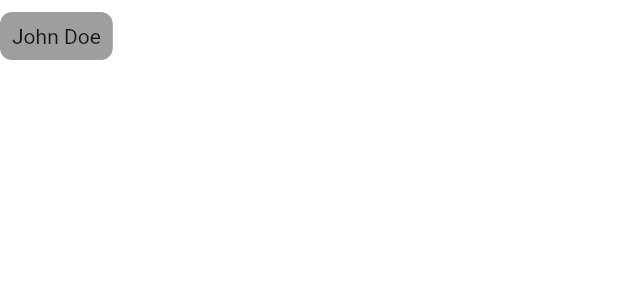
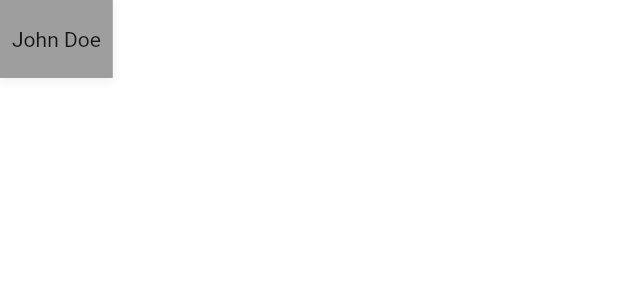
Before and after one commit to indmind/quipan, a Flutter app: the ParticipantItem widget shown alone on an empty page, opened directly with sample values from the repository, on a phone screen of 412 x 824 dp. Shown: the top 300 px of the screen. Run offline on Flutter 3.47's test engine with Material 2 defaults, Android fonts, the phone set to English and light mode, and no system bars; our stand-ins replace cloud_firestore, dartz, entry, equatable, firebase_auth, firebase_core and 6 more; missing offline and left inert: username_gen; accounts and stored records are empty; network calls fail.

Commit message:
Lobby design

```diff
--- a/lib/presentation/widgets/participant_item.dart
+++ b/lib/presentation/widgets/participant_item.dart
@@ -1,26 +1,54 @@
 import 'package:flutter/material.dart';
+import 'package:get/get.dart';
 import 'package:quizpancasila/domain/entities/user.dart';
 
 class ParticipantItem extends StatelessWidget {
   final User participant;
   final Color? bgColor;
+  final String? info;
 
   const ParticipantItem({
     Key? key,
     required this.participant,
     this.bgColor,
+    this.info,
   }) : super(key: key);
 
   @override
   Widget build(BuildContext context) {
     return Container(
-      padding: const EdgeInsets.all(8),
-      margin: const EdgeInsets.symmetric(vertical: 8),
       decoration: BoxDecoration(
         color: bgColor ?? Colors.white,
-        borderRadius: BorderRadius.circular(8),
+        // add soft box shadow
+        boxShadow: [
+          BoxShadow(
+            color: Colors.grey[300]!.withOpacity(0.5),
+            blurRadius: 5,
+            spreadRadius: 1,
+            offset: const Offset(0, 1),
+          ),
+        ],
       ),
-      child: Text(participant.name),
+      child: Stack(
+        children: [
+          Padding(
+            padding: const EdgeInsets.symmetric(vertical: 18, horizontal: 8),
+            child: Text(
+              participant.name,
+              textAlign: TextAlign.center,
+            ),
+          ),
+          if (info != null)
+            Positioned(
+              right: 2,
+              bottom: 2,
+              child: Text(
+                info!,
+                style: Get.textTheme.caption,
+              ),
+            ),
+        ],
+      ),
     );
   }
 }
```
Also changed, not shown: lib/presentation/screens/lobby_screen.dart (+95 -58 lines).
